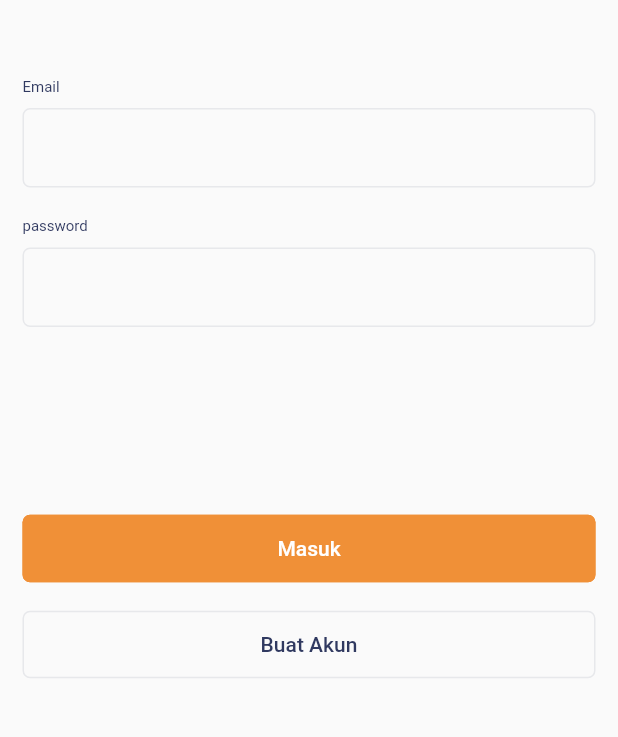
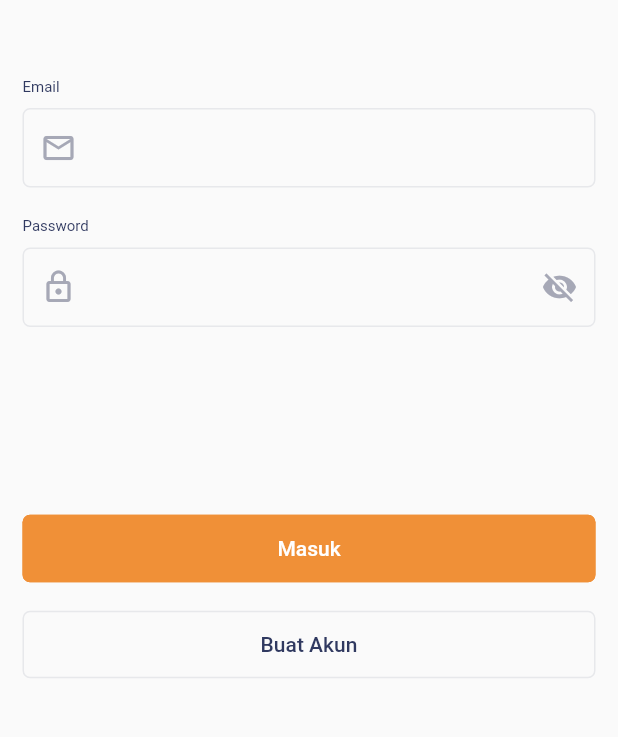
Before and after one commit to luthfiajiw/bankboo, a Flutter app: the screen it shows after launch, on a phone screen of 412 x 824 dp, the part 394-1131 px from its top. Run offline on Flutter 3.47's test engine with Material 2 defaults, Android fonts, the phone set to English and light mode, and no system bars; our stand-ins replace dio, flushbar, flutter_spinkit, shared_preferences; missing offline and left inert: flutter_stetho; generated files the repository leaves out were written again.

Commit message:
enhance sigin form

```diff
--- a/lib/main.dart
+++ b/lib/main.dart
@@ -6,6 +6,6 @@ import 'package:flutter_stetho/flutter_stetho.dart';
 void main() {
   Stetho.initialize();
 
-  Config.setEnvironment(Env.LOCAL);
+  Config.setEnvironment(Env.DEV);
   runApp(BankbooApp());
 }
--- a/lib/pages/signin/signin_provider.dart
+++ b/lib/pages/signin/signin_provider.dart
@@ -1,12 +1,13 @@
 import 'package:bankboo/core/providers/base_provider.dart';
-import 'package:flutter/cupertino.dart';
 
 class SigninProvider extends BaseProvider {
   String _email;
   String _password;
+  bool _isVisible = false;
 
   String get email => _email;
   String get password => _password;
+  bool get isVisible => _isVisible;
 
   void setEmail(String value) {
     _email = value;
@@ -16,5 +17,9 @@ class SigninProvider extends BaseProvider {
     _password = value;
     notifyListeners();
   }
+  void setVisible(bool value) {
+    _isVisible = value;
+    notifyListeners();
+  }
 
 }
--- a/lib/pages/signin/signin_view.dart
+++ b/lib/pages/signin/signin_view.dart
@@ -117,6 +117,7 @@ class _SigninViewState extends State<SigninView> {
                           padding: const EdgeInsets.symmetric(vertical: 20.0),
                           child: CustomTextField(
                             label: 'Email',
+                            prefixIcon: Icon(Icons.mail_outline, color: Palette.grey,),
                             focusNode: emailFocus,
                             onSaved: (value) => service.setEmail(value),
                             validator: (value) {
@@ -128,9 +129,15 @@ class _SigninViewState extends State<SigninView> {
                           ),
                         ),
                         CustomTextField(
-                          label: 'password',
+                          label: 'Password',
+                          prefixIcon: Icon(Icons.lock_outline, color: Palette.grey,),
                           focusNode: pswFocus,
+                          obscureText: !service.isVisible,
                           onSaved: (value) => service.setPassword(value),
+                          suffixIcon: IconButton(
+                            icon: Icon(!service.isVisible ? Icons.visibility_off : Icons.visibility, color: Palette.grey,),
+                            onPressed: () => service.setVisible(!service.isVisible)
+                          ),
                           validator: (value) {
                             if (value == '') {
                               return 'Password harus diisi';
--- a/lib/shared/widgets/custom_textfield.dart
+++ b/lib/shared/widgets/custom_textfield.dart
@@ -7,21 +7,25 @@ class CustomTextField extends StatelessWidget {
   final String hintText;
   final bool isFilled;
   final bool autofocus;
+  final bool obscureText;
   final Function onTap;
   final Function onSaved;
   final Function validator;
   final FocusNode focusNode;
   final EdgeInsetsGeometry contentPadding;
+  final Icon prefixIcon;
+  final Widget suffixIcon;
 
   const CustomTextField({
-    Key key, this.label, this.hintText, this.isFilled, this.autofocus, this.contentPadding,
-    this.focusNode, this.onTap, this.onSaved, this.validator
+    Key key, this.label, this.hintText, this.isFilled, this.autofocus, this.obscureText,this.contentPadding,
+    this.focusNode, this.onTap, this.onSaved, this.validator, this.prefixIcon, this.suffixIcon
   }) : super(key: key);
 
   TextFormField textFormField() {
     return TextFormField(
       decoration: InputDecoration(
         filled: isFilled == null ? false : isFilled,
+        fillColor: Palette.textBlack,
         hintStyle:  TextStyle(color: Palette.textHint),
         hintText: hintText,
         contentPadding: contentPadding == null ? EdgeInsets.all(17) : contentPadding,
@@ -37,12 +41,16 @@ class CustomTextField extends StatelessWidget {
           borderRadius: BorderRadius.all(Radius.circular(5.0)),
           // borderSide: BorderSide(color: Palette.textHint, width: 2.0)
         ),
+        prefixIcon: prefixIcon,
+        suffixIcon: suffixIcon
       ),
+      style: TextStyle(color: Palette.textBlack),
       autofocus: autofocus == null ? false : autofocus,
       focusNode: focusNode,
       onTap: onTap,
       onSaved: onSaved,
       validator: validator,
+      obscureText: obscureText ?? false,
     );
   }
 
```
